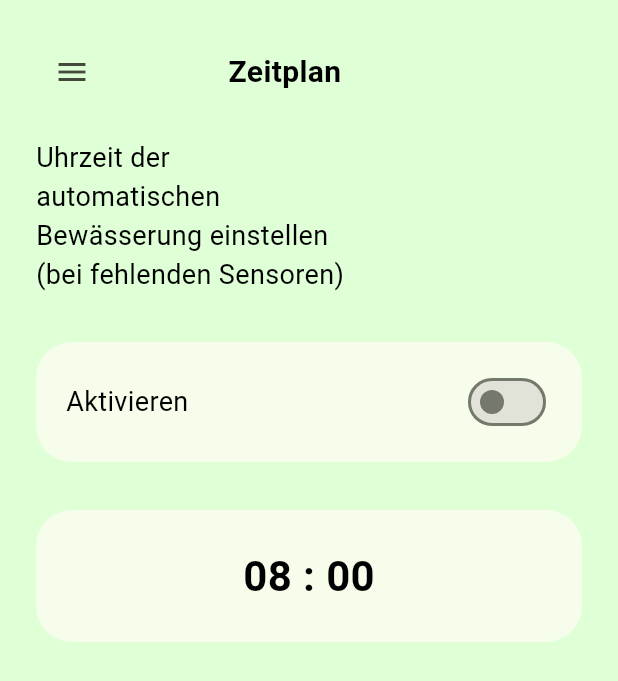
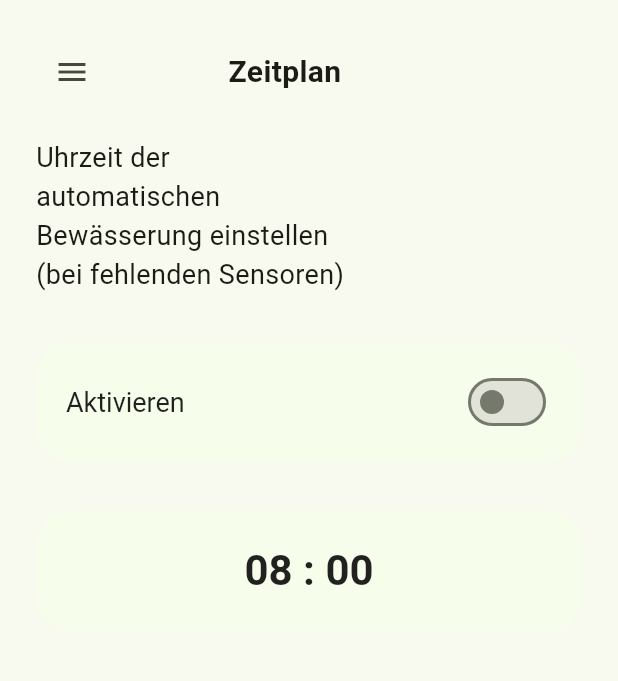
Before and after one commit to SpartanProgram/balkon-bewaesserung-app, a Flutter app: the ZeitplanScreen screen opened directly, on a phone screen of 412 x 824 dp. Shown: the top 681 px of the screen. Run offline on Flutter 3.47's test engine with Material 3 defaults, Android fonts, the phone set to English and light mode, and no system bars; our stand-ins replace flutter_local_notifications, shared_preferences; missing offline and left inert: mqtt_client; accounts and stored records are empty.

Commit message:
fixed dark mode on EinstellungScreen, but the normal mode needed a correction
Former-commit-id: 92a8c1e3ef6a838ed9367361ac9d81b0384476c6

```diff
--- a/Software/lib/widgets/custom_scaffold.dart
+++ b/Software/lib/widgets/custom_scaffold.dart
@@ -26,7 +26,7 @@ class _CustomScaffoldState extends State<CustomScaffold> {
   @override
   Widget build(BuildContext context) {
     return Scaffold(
-      backgroundColor: const Color(0xFFDFFFD7),
+      backgroundColor: Theme.of(context).scaffoldBackgroundColor,
       body: Stack(
         children: [
           SafeArea(
@@ -107,7 +107,7 @@ class _CustomScaffoldState extends State<CustomScaffold> {
           bottomRight: Radius.circular(100),
         ),
         child: Container(
-          color: Colors.white,
+          color: Theme.of(context).cardColor,
           width: 240,
           height: MediaQuery.of(context).size.height,
           child: ListView(
@@ -169,7 +169,7 @@ class _CustomScaffoldState extends State<CustomScaffold> {
     return Padding(
       padding: const EdgeInsets.symmetric(vertical: 4.0),
       child: Material(
-        color: Colors.transparent,
+        color: Theme.of(context).textTheme.bodyMedium?.color,
         borderRadius: BorderRadius.circular(20),
         child: InkWell(
           borderRadius: BorderRadius.circular(20),
--- /dev/null
+++ b/Software/lib/widgets/light_box.dart
@@ -0,0 +1,30 @@
+import 'package:flutter/material.dart';
+
+class LightBox extends StatelessWidget {
+  final Widget child;
+  final EdgeInsetsGeometry padding;
+  final EdgeInsetsGeometry margin;
+
+  const LightBox({
+    super.key,
+    required this.child,
+    this.padding = const EdgeInsets.symmetric(horizontal: 20, vertical: 16),
+    this.margin = EdgeInsets.zero,
+  });
+
+  @override
+  Widget build(BuildContext context) {
+    return Container(
+      margin: margin,
+      padding: padding,
+      decoration: BoxDecoration(
+        color: const Color(0xFFF7FDEB), // cream background
+        borderRadius: BorderRadius.circular(24),
+      ),
+      child: DefaultTextStyle(
+        style: const TextStyle(color: Colors.black87), // readable text
+        child: child,
+      ),
+    );
+  }
+}
--- a/Software/lib/zeitplan.dart
+++ b/Software/lib/zeitplan.dart
@@ -2,9 +2,9 @@ import 'package:flutter/material.dart';
 import 'package:flutter/services.dart';
 import 'package:flutter/cupertino.dart';
 import 'package:provider/provider.dart';
-
 import 'widgets/custom_scaffold.dart';
 import 'widgets/sensor_data_provider.dart';
+import 'widgets/light_box.dart';
 
 class ZeitplanScreen extends StatelessWidget {
   const ZeitplanScreen({super.key});
@@ -12,6 +12,10 @@ class ZeitplanScreen extends StatelessWidget {
   void _showStyledTimePicker(BuildContext context, TimeOfDay currentTime) {
     int hour = currentTime.hour;
     int minute = currentTime.minute;
+
+    final isDark = Theme.of(context).brightness == Brightness.dark;
+    final textColor = isDark ? Colors.white : Colors.black;
+
 
     showModalBottomSheet(
       context: context,
@@ -22,9 +26,9 @@ class ZeitplanScreen extends StatelessWidget {
           borderRadius: const BorderRadius.vertical(top: Radius.circular(24)),
           child: Container(
             height: 340,
-            decoration: const BoxDecoration(
-              color: Color(0xFFF7FDEB),
-              borderRadius: BorderRadius.vertical(top: Radius.circular(24)),
+            decoration: BoxDecoration(
+              color: Theme.of(context).cardColor, // Dynamically adapts to theme
+              borderRadius: const BorderRadius.vertical(top: Radius.circular(24)),
             ),
             child: Column(
               children: [
@@ -140,12 +144,7 @@ class ZeitplanScreen extends StatelessWidget {
           const SizedBox(height: 32),
 
           // Activation Switch Box
-          Container(
-            padding: const EdgeInsets.symmetric(horizontal: 20, vertical: 16),
-            decoration: BoxDecoration(
-              color: const Color(0xFFF7FDEB),
-              borderRadius: BorderRadius.circular(24),
-            ),
+          LightBox(
             child: Row(
               mainAxisAlignment: MainAxisAlignment.spaceBetween,
               children: [
@@ -171,13 +170,8 @@ class ZeitplanScreen extends StatelessWidget {
           // Time Picker Box
           GestureDetector(
             onTap: () => _showStyledTimePicker(context, provider.scheduledTime),
-            child: Container(
-              width: double.infinity,
+            child: LightBox(
               padding: const EdgeInsets.symmetric(vertical: 24),
-              decoration: BoxDecoration(
-                color: const Color(0xFFF7FDEB),
-                borderRadius: BorderRadius.circular(24),
-              ),
               child: Center(
                 child: Text(
                   "${provider.scheduledTime.hour.toString().padLeft(2, '0')} : ${provider.scheduledTime.minute.toString().padLeft(2, '0')}",
```
Also changed, not shown: Software/lib/main.dart (+8 -9 lines), Software/lib/widgets/sensor_data_provider.dart (+5 -21 lines).
